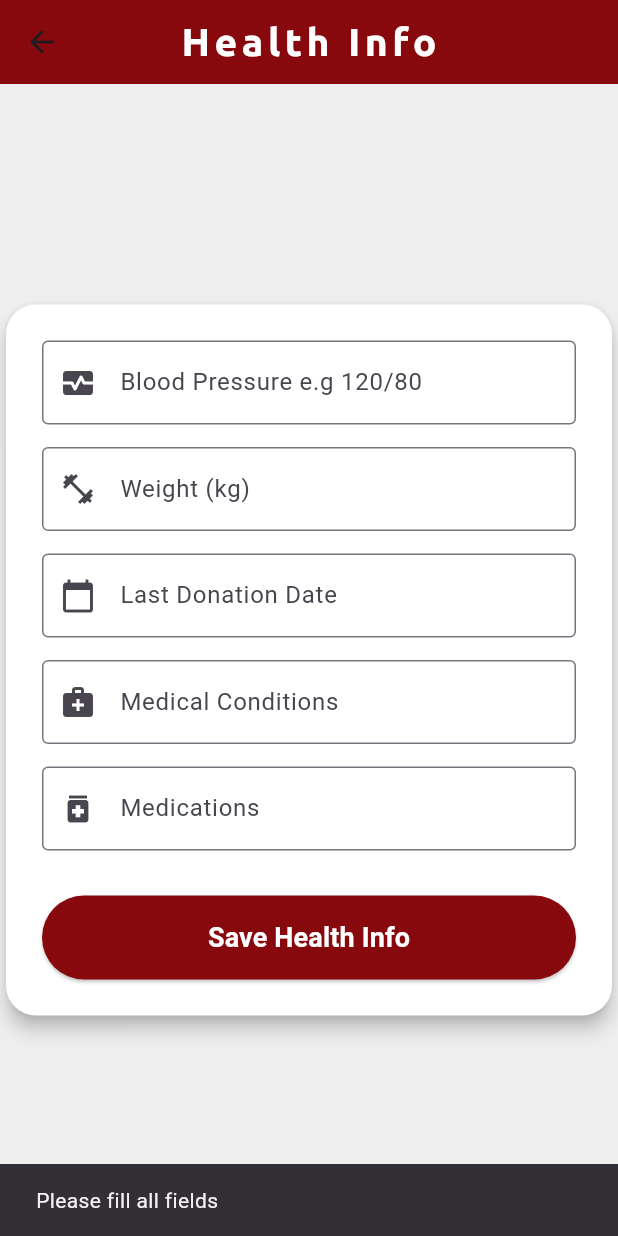
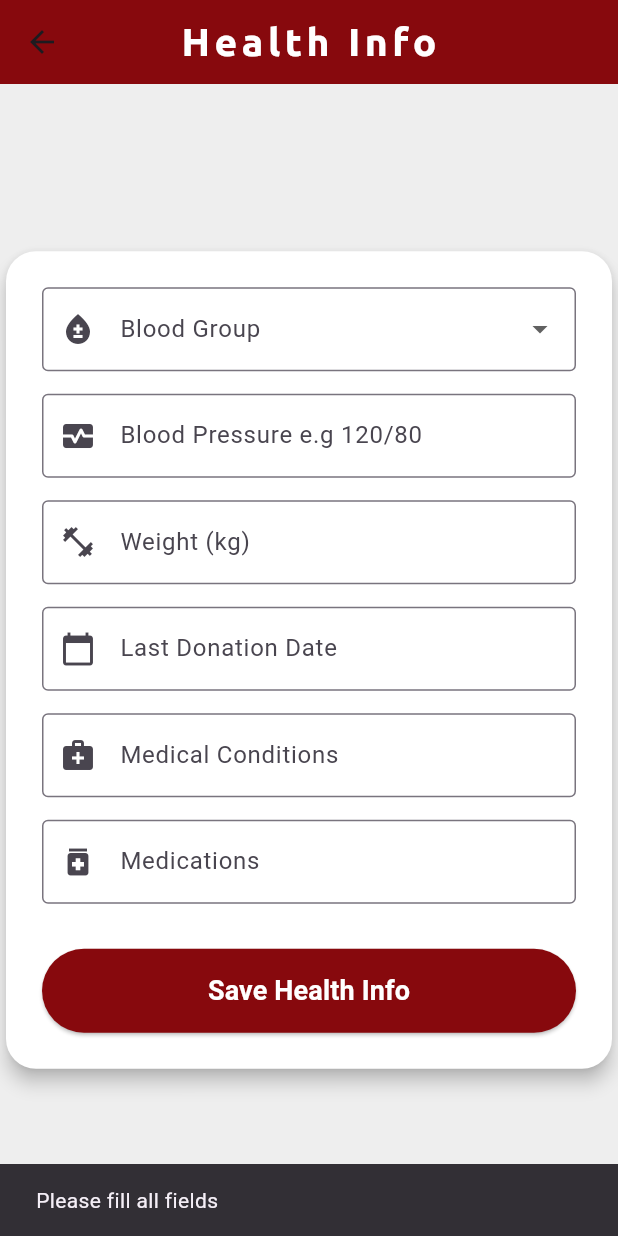
Before and after one commit to Malaika-1/BloodBrige---MobileApp---Flutter, a Flutter app: the DonorHealthInfo screen opened directly, after a tap on "Save Health Info", on a phone screen of 412 x 824 dp. Run offline on Flutter 3.47's test engine with Material 3 defaults, Android fonts, the phone set to English and light mode, and no system bars; our stand-ins replace cloud_firestore, file_picker, firebase_auth, firebase_core, firebase_database, firebase_storage and 3 more; accounts and stored records are empty; project files that could hold a hidden picture were left out.

Commit message:
BloodBridge

```diff
--- a/lib/dashboard/dono_screens/DonorHealthInfo.dart
+++ b/lib/dashboard/dono_screens/DonorHealthInfo.dart
@@ -15,6 +15,7 @@ class _DonorHealthInfoState extends State<DonorHealthInfo> {
   final _lastDonationController = TextEditingController();
   final _conditionsController = TextEditingController();
   final _medicationsController = TextEditingController();
+  final _bloodGroupController = TextEditingController();
 
   final _dbRef = FirebaseDatabase.instance.ref();
   bool _loading = true;
@@ -38,6 +39,8 @@ class _DonorHealthInfoState extends State<DonorHealthInfo> {
       _lastDonationController.text = data['lastDonationDate'] ?? '';
       _conditionsController.text = data['medicalConditions'] ?? '';
       _medicationsController.text = data['medications'] ?? '';
+      _bloodGroupController.text = data['bloodGroup'] ?? '';
+
     }
 
     setState(() => _loading = false);
@@ -67,6 +70,7 @@ class _DonorHealthInfoState extends State<DonorHealthInfo> {
         'lastDonationDate': _lastDonationController.text.trim(),
         'medicalConditions': _conditionsController.text.trim(),
         'medications': _medicationsController.text.trim(),
+        'bloodGroup': _bloodGroupController.text.trim(),
       });
 
       ScaffoldMessenger.of(context).showSnackBar(
@@ -124,6 +128,19 @@ class _DonorHealthInfoState extends State<DonorHealthInfo> {
                     child: Column(
                       mainAxisSize: MainAxisSize.min,
                       children: [
+                        DropdownButtonFormField<String>(
+                                value: _bloodGroupController.text.isEmpty ? null : _bloodGroupController.text,
+                                items: ['A+', 'A-', 'B+', 'B-', 'O+', 'O-', 'AB+', 'AB-']
+                                    .map((bg) => DropdownMenuItem(value: bg, child: Text(bg)))
+                                    .toList(),
+                                onChanged: (val) => _bloodGroupController.text = val ?? '',
+                                decoration: const InputDecoration(
+                                  labelText: "Blood Group",
+                                  prefixIcon: Icon(Icons.bloodtype),
+                                  border: OutlineInputBorder(),
+                                ),
+                              ),
+                              const SizedBox(height: 15),
                         _buildTextField("Blood Pressure e.g 120/80", Icons.monitor_heart, _bloodPressureController),
                         const SizedBox(height: 15),
                         _buildTextField("Weight (kg)", Icons.fitness_center, _weightController,
```
Also changed, not shown: lib/dashboard/recipient_screens/find_donors.dart (+16 -5 lines), lib/dashboard/recipient_screens/postreq.dart (+1 -9 lines).
